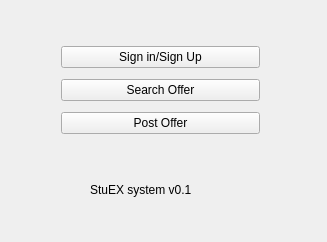
First picture: the form in stuEx/mainwindow.ui, repository Frank-ZhangXin/Cheetah, before the edit.
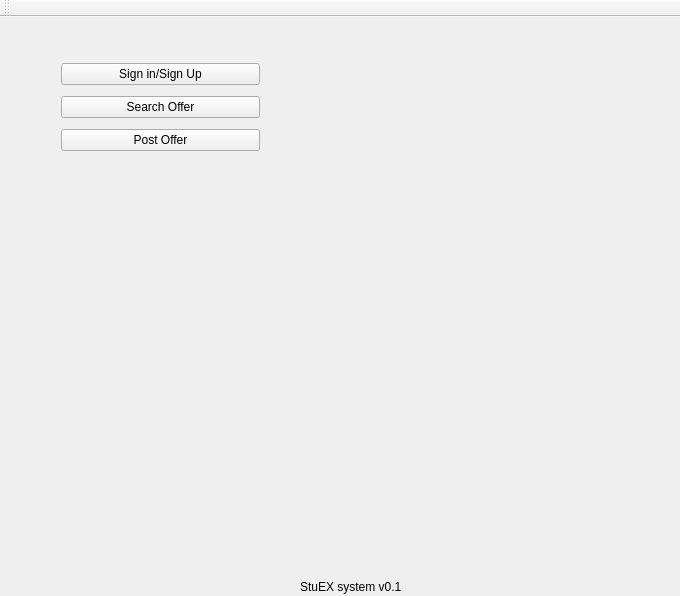
Second picture: the form after the edit.

Commit message: Added border color and resource file for signin.ui

Diff of the .ui file:
```diff
--- a/stuEx/mainwindow.ui
+++ b/stuEx/mainwindow.ui
@@ -6,8 +6,8 @@
    <rect>
     <x>0</x>
     <y>0</y>
-    <width>327</width>
-    <height>242</height>
+    <width>680</width>
+    <height>596</height>
    </rect>
   </property>
   <property name="windowTitle">
@@ -50,8 +50,8 @@
    <widget class="QLabel" name="label">
     <property name="geometry">
      <rect>
-      <x>90</x>
-      <y>180</y>
+      <x>300</x>
+      <y>560</y>
       <width>141</width>
       <height>19</height>
      </rect>
@@ -61,6 +61,17 @@
     </property>
    </widget>
   </widget>
+  <widget class="QToolBar" name="toolBar">
+   <property name="windowTitle">
+    <string>toolBar</string>
+   </property>
+   <attribute name="toolBarArea">
+    <enum>TopToolBarArea</enum>
+   </attribute>
+   <attribute name="toolBarBreak">
+    <bool>false</bool>
+   </attribute>
+  </widget>
  </widget>
  <layoutdefault spacing="6" margin="11"/>
  <resources/>
```
Left out of the diff: 2 changed lines with no effect on the pictures. The commit also changes 3 other files.
